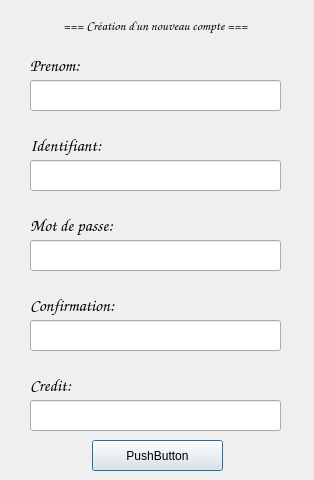
Before: the Qt Designer form UI/NewUserPage.ui in SCP-8530/Magasin-Cartage, drawn with Qt 5.
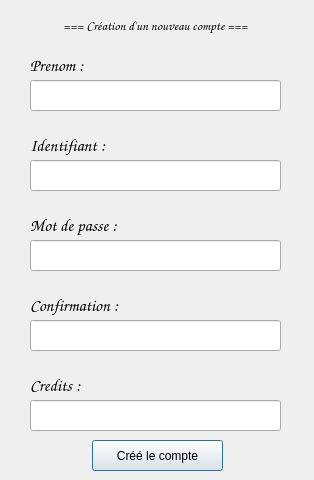
After: the same form once the commit is applied.

Patch:
```diff
--- a/UI/NewUserPage.ui
+++ b/UI/NewUserPage.ui
@@ -50,7 +50,7 @@
     </font>
    </property>
    <property name="text">
-    <string>Prenom:</string>
+    <string>Prenom :</string>
    </property>
   </widget>
   <widget class="QLineEdit" name="lineEdit">
@@ -79,7 +79,7 @@
     </font>
    </property>
    <property name="text">
-    <string>Identifiant:</string>
+    <string>Identifiant :</string>
    </property>
   </widget>
   <widget class="QLineEdit" name="lineEdit_2">
@@ -108,7 +108,7 @@
     </font>
    </property>
    <property name="text">
-    <string>Mot de passe:</string>
+    <string>Mot de passe :</string>
    </property>
   </widget>
   <widget class="QLineEdit" name="lineEdit_3">
@@ -157,7 +157,7 @@
     </font>
    </property>
    <property name="text">
-    <string>Confirmation:</string>
+    <string>Confirmation :</string>
    </property>
   </widget>
   <widget class="QLabel" name="label_6">
@@ -176,7 +176,7 @@
     </font>
    </property>
    <property name="text">
-    <string>Credit:</string>
+    <string>Credits :</string>
    </property>
   </widget>
   <widget class="QPushButton" name="pushButton">
@@ -189,7 +189,7 @@
     </rect>
    </property>
    <property name="text">
-    <string>PushButton</string>
+    <string>Créé le compte</string>
    </property>
   </widget>
  </widget>
```
Left out of the diff: 24 changed lines with no effect on the pictures.
